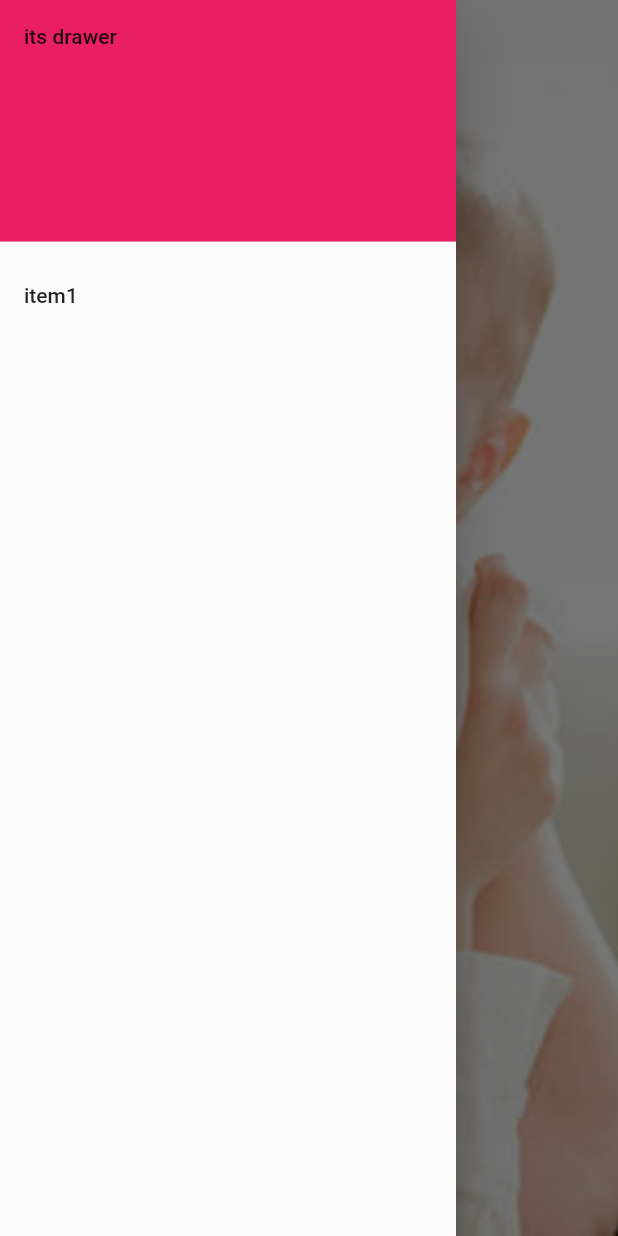
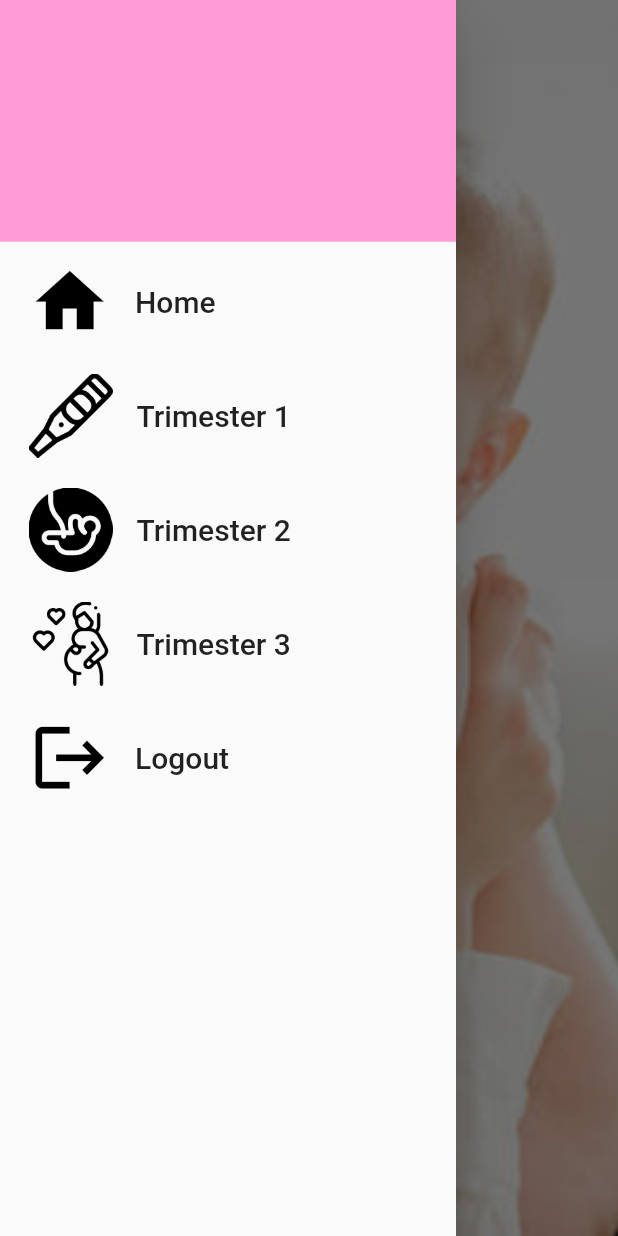
Before and after one commit to sarthakvaishnav09/GS21, a Flutter app: the HomePage screen opened directly, with the side drawer open, on a phone screen of 412 x 824 dp. Run offline on Flutter 3.47's test engine with Material 2 defaults, Android fonts, the phone set to English and light mode, and no system bars; our stand-ins replace cloud_firestore, firebase_auth, firebase_core; accounts and stored records are empty.

Commit message:
Added navigation drawer

```diff
--- /dev/null
+++ b/lib/drawer.dart
@@ -0,0 +1,132 @@
+import 'package:firebase_auth/firebase_auth.dart';
+import 'package:flutter/cupertino.dart';
+import 'package:flutter/material.dart';
+
+import 'main.dart';
+
+class drawerApp extends StatefulWidget
+{
+ // final BuildContext _context2;
+  final String _userName;
+  final String _userEmail;
+  final String _userPhoneNumber;
+
+  drawerApp( this._userName, this._userEmail, this._userPhoneNumber);
+
+  @override
+  _drawerAppState createState() => _drawerAppState();
+}
+
+class _drawerAppState extends State<drawerApp>
+{
+
+    Future<void> _signOut() async
+  {
+  await FirebaseAuth.instance.signOut();
+  }
+
+
+  @override
+  Widget build(BuildContext context) {
+    return Drawer(
+            child: ListView(
+              padding: EdgeInsets.zero,
+              children: <Widget>[
+
+                DrawerHeader(
+                  decoration: BoxDecoration(
+                    color: Color(0xFFFF9BD7),
+                  ),
+
+                  child: Column
+                  (
+                    crossAxisAlignment: CrossAxisAlignment.start,
+
+                    children:
+                    [
+                      //Text("Name: ",style: TextStyle(fontSize:20),),
+                      Text(widget._userName,style: TextStyle(fontSize:18),),
+                     // Text("Email: ",style: TextStyle(fontSize:20),),
+                      Text(widget._userEmail,style: TextStyle(fontSize:18),),
+                      //Text("Phone: ",style: TextStyle(fontSize:20),),
+                      Text(widget._userPhoneNumber,style: TextStyle(fontSize:18),),
+                    ]
+                  ),
+                ),
+
+                Padding(
+                  padding: EdgeInsets.only(top:4,left:3),
+                                  child: ListTile(
+                    leading: Icon(Icons.home,size: 55,color: Colors.black,),
+                    title: Text('Home',style: TextStyle(fontSize: 20)),
+                    onTap: ()
+                    {
+
+                    },
+                  ),
+                ),
+
+                Padding(
+                  padding: EdgeInsets.only(top:20,left:3),
+                  child: ListTile(
+                           leading: Image.asset("assets/images/pregnancy-test-img.png",),
+
+
+                    title: Text('Trimester 1',style: TextStyle(fontSize: 20)),
+                    onTap: ()
+                    {
+
+                    },
+                  ),
+                ),
+
+                Padding(
+                  padding: EdgeInsets.only(top:20,left:3),
+                                  child: ListTile(
+                    leading: Image.asset("assets/images/fetus.png"),
+                    title: Text('Trimester 2',style: TextStyle(fontSize: 20)),
+
+                    onTap: ()
+                    {
+
+                    },
+                  ),
+                ),
+
+                Padding(
+                  padding: EdgeInsets.only(top:20,left:3),
+                                  child: ListTile(
+                    leading: Image.asset("assets/images/pregnant.png"),
+                    title: Text('Trimester 3',style: TextStyle(fontSize: 20)),
+
+                    onTap: ()
+                    {
+
+                    },
+                  ),
+                ),
+
+                Padding(padding: EdgeInsets.only(top:20,left:3),
+                                  child: ListTile(
+                    leading: Icon(Icons.logout,size: 55,color: Colors.black,),
+                    title: Text('Logout',style: TextStyle(fontSize: 20)),
+
+                    onTap: ()
+                    {
+                       _signOut();
+
+                              Navigator.pushReplacement(
+                                context,
+                                MaterialPageRoute(builder: (context) => MyApp()),
+                              );
+
+                    },
+                  ),
+                ),
+
+
+              ],
+            ),
+          );
+  }
+}
--- a/lib/home.dart
+++ b/lib/home.dart
@@ -1,13 +1,63 @@
+import 'dart:async';
+
+import 'package:cloud_firestore/cloud_firestore.dart';
+import 'package:firebase_auth/firebase_auth.dart';
 import 'package:flutter/material.dart';
+import 'package:solution21/drawer.dart';
+import 'package:solution21/main.dart';
 
-class HomePage extends StatelessWidget {
+class HomePage extends StatefulWidget {
   final String userId;
-
   HomePage({Key key, this.userId}) : super(key: key);
 
   @override
-  Widget build(BuildContext context) {
-    return Scaffold(
+  _HomePageState createState() => _HomePageState();
+}
+
+class _HomePageState extends State<HomePage> {
+  String userEmail,userName,phoneNumber;
+
+  FirebaseAuth auth = FirebaseAuth.instance;
+
+  FirebaseUser currentUser;
+
+
+
+
+
+  @override
+  Widget build(BuildContext context)
+  {
+
+    return StreamBuilder(
+      stream: Firestore.instance
+                   .collection('users')
+                        .document(widget.userId)
+                        .snapshots(),
+      builder:(context,snapshot)
+    {
+      userName=snapshot.data["name"].toString();
+      userEmail=snapshot.data["email"].toString();
+      phoneNumber=snapshot.data["phone"].toString();
+
+
+      return Scaffold
+    (
+      appBar: AppBar
+      (
+        iconTheme: IconThemeData
+        (
+            color: Colors.black,
+        ),
+
+        backgroundColor: Colors.transparent,
+        elevation: 0,
+
+      ),
+      extendBodyBehindAppBar: true,
+
+
+
       body: Container(
         alignment: Alignment.center,
         decoration: new BoxDecoration(
@@ -16,24 +66,81 @@ class HomePage extends StatelessWidget {
             fit: BoxFit.cover,
           ),
         ),
+
+        child: Column(
+                  children:
+                  [
+                    //Text(widget.userId),
+
+                  ]
+        )
       ),
-      drawer: Drawer(
-        child: ListView(
-          padding: EdgeInsets.zero,
-          children: <Widget>[
-            DrawerHeader(
-              child: Text('its drawer'),
-              decoration: BoxDecoration(
-                color: Colors.pink,
-              ),
-            ),
-            ListTile(
-              title: Text('item1'),
-              onTap: () {},
-            )
-          ],
-        ),
-      ),
+      //drawer:drawerApp(userName,userEmail,phoneNumber),
+
+      drawer: drawerApp(userName, userEmail, phoneNumber),
+
     );
+    });
+
+
+    // getCurrentUser();
+
+    // return Scaffold
+    // (
+    //   appBar: AppBar
+    //   (
+    //     iconTheme: IconThemeData
+    //     (
+    //         color: Colors.black, //change your color here
+    //     ),
+
+    //     backgroundColor: Colors.transparent,
+    //   ),
+
+
+    //   body: Container(
+    //     alignment: Alignment.center,
+    //     decoration: new BoxDecoration(
+    //       image: new DecorationImage(
+    //         image: new AssetImage("assets/images/homepage.jpg"),
+    //         fit: BoxFit.cover,
+    //       ),
+    //     ),
+
+    //     child: Column(
+    //               children:
+    //               [
+
+
+    //                 Text(widget.userId),
+
+
+    //                     TextButton(
+    //                       child: Text("Logout"),
+    //                       onPressed: ()
+    //                       {
+    //                         _signOut();
+
+    //                         Navigator.pushReplacement(
+    //                           context,
+    //                           MaterialPageRoute(builder: (context) => MyApp()),
+    //                         );
+    //                       },
+    //                   ),
+    //               ]
+    //     )
+    //   ),
+    //   //drawer:drawerApp(userName,userEmail,phoneNumber),
+
+    //   drawer: StreamBuilder(stream: Firestore.instance.
+    //                           collection("users").document(widget.userId).snapshots(),
+    //                           builder: (context,snapshot)
+    //                           {
+    //                             return drawerApp(snapshot.data["name"], snapshot.data["email"], snapshot.data["phone"]);
+    //                           },),
+
+    // );
+
+
   }
 }
--- a/lib/main.dart
+++ b/lib/main.dart
@@ -82,7 +82,7 @@ class _MyHomePageState extends State<MyHomePage>
         {
           Navigator.pushReplacement(
             context,
-            MaterialPageRoute(builder: (context) => HomePage(userId: currentUser.uid)),
+            MaterialPageRoute(builder: (context) => HomePage(userId: currentUser.uid.toString())),
            );
         }
       }
@@ -97,7 +97,7 @@ class _MyHomePageState extends State<MyHomePage>
     return Scaffold(
 
         // resizeToAvoidBottomInset: false,
-         resizeToAvoidBottomPadding: true,
+         //resizeToAvoidBottomPadding: true,
       body: Container(
         decoration: new BoxDecoration(
           image: new DecorationImage(
@@ -222,13 +222,21 @@ class _MyHomePageState extends State<MyHomePage>
 
                                   else
                                   {
-                                    auth
-                                    .signInWithEmailAndPassword(
+
+                                    //String userEmail,userName,phoneNumber;
+
+
+
+
+                                    auth.signInWithEmailAndPassword(
                                         email: loginEmailController.text.trim(), password: loginPasswordController.text.trim())
-                                    .then((result) {
+                                    .then((result)
+                                    {
+
+
                                     Navigator.pushReplacement(
                                     context,
-                                    MaterialPageRoute(builder: (context) => HomePage(userId: result.user.uid)),
+                                    MaterialPageRoute(builder: (context) => HomePage(userId: result.user.uid.toString())),
                                     );
                                 }).catchError((err) {
                                     print(err.message);
@@ -239,7 +247,7 @@ class _MyHomePageState extends State<MyHomePage>
                                             title: Text("Error"),
                                             content: Text(err.message),
                                             actions: [
-                                            FlatButton(
+                                            TextButton(
                                                 child: Text("Ok"),
                                                 onPressed: () {
                                                 Navigator.of(context).pop();
@@ -476,7 +484,7 @@ class _MyHomePageState extends State<MyHomePage>
                                               }).then((res) {
                                                 Navigator.pushReplacement(
                                                   context,
-                                                  MaterialPageRoute(builder: (context) => HomePage(userId: result.user.uid)),
+                                                  MaterialPageRoute(builder: (context) => HomePage(userId: result.user.uid.toString())),
                                                 );
                                               }).catchError((err2)
                                               {
--- a/pubspec.yaml
+++ b/pubspec.yaml
@@ -46,13 +46,14 @@ dev_dependencies:
 
 # The following section is specific to Flutter.
 flutter:
+  uses-material-design: true
   assets:
     - assets/images/
 
   # The following line ensures that the Material Icons font is
   # included with your application, so that you can use the icons in
   # the material Icons class.
-  uses-material-design: true
+
 
   # To add assets to your application, add an assets section, like this:
   # assets:
```
Also changed, not shown: assets/images/fetus.png (added), assets/images/pregnancy-test-img.png (added), assets/images/pregnancy-test.svg (added), assets/images/pregnant.png (added), pubspec.lock.
